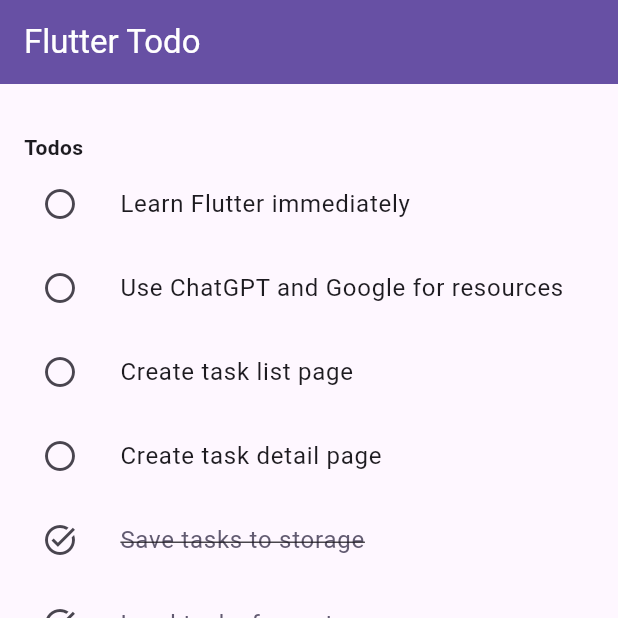
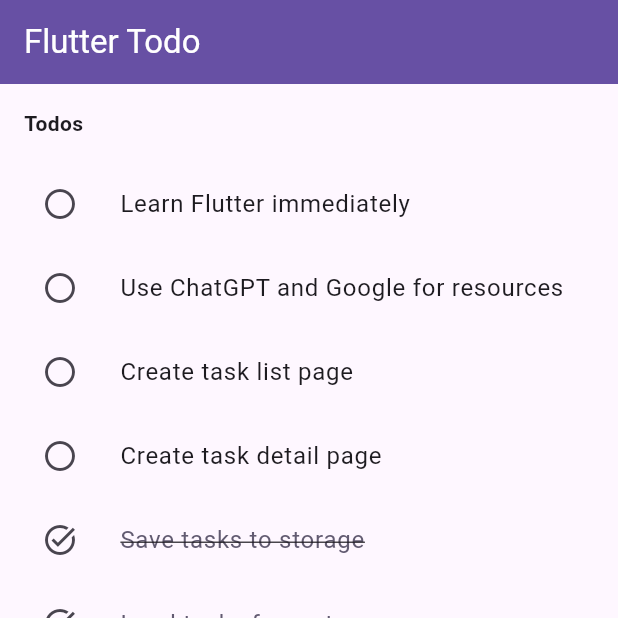
Before and after one commit to AmirSavand/flutter-todo, a Flutter app: the screen it shows after launch, on a phone screen of 412 x 824 dp, the top half of it. Run offline on Flutter 3.47's test engine with Material 3 defaults, Android fonts, the phone set to English and light mode, and no system bars.

Commit message:
fIX SPACING

```diff
--- a/lib/pages/tasks.page.dart
+++ b/lib/pages/tasks.page.dart
@@ -34,9 +34,8 @@ class _TasksPageState extends State<TasksPage> {
       body: Column(
         crossAxisAlignment: CrossAxisAlignment.start,
         children: [
-          const Padding(padding: EdgeInsets.all(16)),
           const Padding(
-            padding: EdgeInsets.symmetric(horizontal: 16),
+            padding: EdgeInsets.all(16),
             child: Text(
               'Todos',
               style: TextStyle(fontWeight: FontWeight.bold),
```
